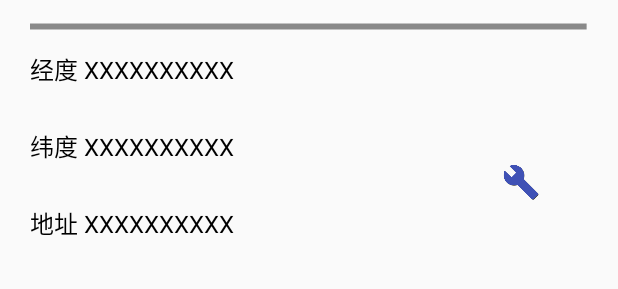
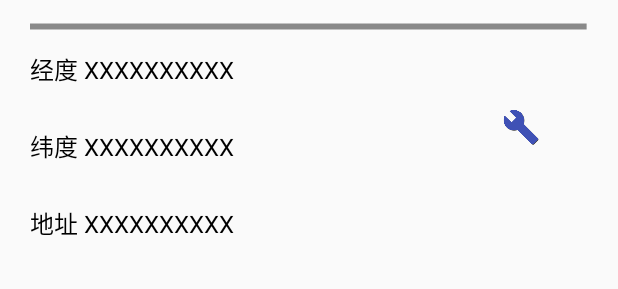
Before and after one commit to RENHANFEI/SCSS, an Android app: the layout activity_confirm_upload.xml on its own in the app's theme, with its tools: preview values and no code run, on a phone screen of 412 x 824 dp. Shown: the part 870-1159 px from the top of the screen. Run offline under Robolectric (Android 15) with nearby library versions, the phone set to English and light mode, and no system bars.

```diff
--- a/zxingdemo/src/main/AndroidManifest.xml
+++ b/zxingdemo/src/main/AndroidManifest.xml
@@ -35,7 +35,7 @@
 
     <application
         android:allowBackup="true"
-        android:icon="@mipmap/ic_launcher"
+        android:icon="@mipmap/icon"
         android:label="@string/app_name"
         android:theme="@style/AppTheme">
         <activity
--- a/zxingdemo/src/main/java/cn/bingoogolapple/qrcode/zxingdemo/TestScanActivity.java
+++ b/zxingdemo/src/main/java/cn/bingoogolapple/qrcode/zxingdemo/TestScanActivity.java
@@ -78,7 +78,7 @@ public class TestScanActivity extends AppCompatActivity implements QRCodeView.De
         mQRCodeView.stopCamera();
 
         Intent myIntent = new Intent(this, SuccessScanActivity.class);
-        myIntent.putExtra("scan_result", result);
+        myIntent.putExtra("scanResult", result);
         startActivity(myIntent);
         overridePendingTransition(R.anim.bottom_in,0);
         //mQRCodeView.startSpot();
--- a/zxingdemo/src/main/res/layout/activity_confirm_upload.xml
+++ b/zxingdemo/src/main/res/layout/activity_confirm_upload.xml
@@ -39,7 +39,7 @@
             android:layout_marginLeft="10dp"
             android:layout_toRightOf="@id/photo"
             android:background="@drawable/icon_change"
-            android:onClick="onClick_takePhoto"/>
+            android:onClick="onClick_takePhoto" />
     </RelativeLayout>
 
 
@@ -78,7 +78,7 @@
                     android:layout_height="wrap_content"
                     android:layout_weight="2"
                     android:textColor="@android:color/black"
-                    android:textSize="16dp"></Spinner>
+                    android:textSize="14dp"></Spinner>
 
             </LinearLayout>
 
@@ -147,48 +147,53 @@
         <LinearLayout
             android:layout_width="match_parent"
             android:layout_height="0dp"
+            android:layout_marginBottom="5dp"
             android:layout_weight="4"
-            android:orientation="vertical"
-            android:layout_marginBottom="5dp">
-            <TextView
-                android:id="@+id/lat_view"
-                android:layout_width="match_parent"
-                android:layout_height="0dp"
-                android:layout_marginLeft="20dp"
-                android:layout_marginRight="20dp"
-                android:layout_weight="1"
-                android:text="@string/lat"
-                android:textColor="@android:color/black"
-                android:textSize="16dp" />
+            android:orientation="vertical">
+
 
             <RelativeLayout
                 android:layout_width="match_parent"
                 android:layout_height="0dp"
                 android:layout_marginLeft="20dp"
                 android:layout_marginRight="20dp"
-                android:layout_weight="1">
+                android:layout_weight="2">
 
-                <TextView
-                    android:id="@+id/lng_view"
+                <LinearLayout
                     android:layout_width="wrap_content"
                     android:layout_height="match_parent"
-                    android:text="@string/lng"
-                    android:textColor="@android:color/black"
-                    android:textSize="16dp" />
+                    android:orientation="vertical">
+
+                    <TextView
+                        android:id="@+id/lat_view"
+                        android:layout_width="match_parent"
+                        android:layout_height="0dp"
+                        android:layout_weight="1"
+                        android:text="@string/lat"
+                        android:textColor="@android:color/black"
+                        android:textSize="16dp" />
+
+                    <TextView
+                        android:id="@+id/lng_view"
+                        android:layout_width="wrap_content"
+                        android:layout_height="0dp"
+                        android:layout_weight="1"
+                        android:text="@string/lng"
+                        android:textColor="@android:color/black"
+                        android:textSize="16dp" />
+                </LinearLayout>
 
                 <Button
                     android:layout_width="30dp"
                     android:layout_height="30dp"
-                    android:layout_alignParentBottom="true"
+                    android:layout_centerVertical="true"
                     android:layout_marginRight="30dp"
                     android:layout_alignParentRight="true"
                     android:background="@drawable/icon_change"
                     android:onClick="onClick_adjust"/>
 
 
-
             </RelativeLayout>
-
 
 
             <TextView
@@ -219,7 +224,7 @@
             android:onClick="onClick_back"
             android:text="@string/back_btn"
             android:textColor="@color/colorPrimaryDark"
-            android:textSize="18dp"/>
+            android:textSize="18dp" />
 
 
         <Button
```
Also changed, not shown: zxingdemo/src/main/java/cn/bingoogolapple/qrcode/zxingdemo/AdjustLocationActivity.java (+31 -3 lines), zxingdemo/src/main/java/cn/bingoogolapple/qrcode/zxingdemo/ConfirmUploadActivity.java (+4 -3 lines), zxingdemo/src/main/java/cn/bingoogolapple/qrcode/zxingdemo/SuccessScanActivity.java (+14 -7 lines), zxingdemo/src/main/res/drawable-xxhdpi/icon.png (added), zxingdemo/src/main/res/drawable/icon.png (added), zxingdemo/src/main/res/mipmap-hdpi/icon.png (added), zxingdemo/src/main/res/mipmap-mdpi/icon.png (added), zxingdemo/src/main/res/mipmap-xhdpi/icon.png (added), zxingdemo/src/main/res/mipmap-xxhdpi/icon.png (added), 212 other files.
